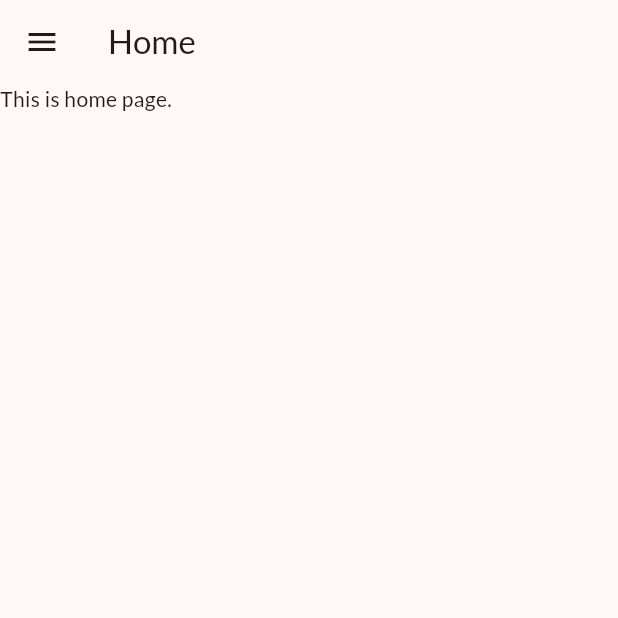
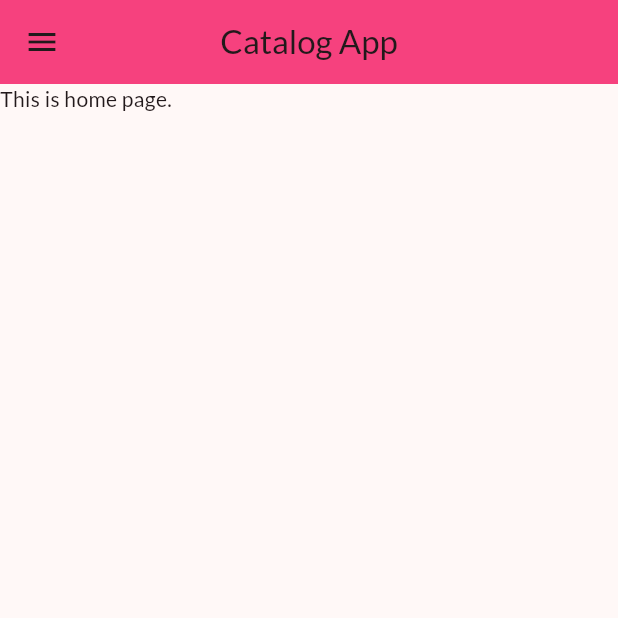
Before and after one commit to awais-yousaf75/flutter_30days, a Flutter app: the screen it shows after launch, on a phone screen of 412 x 824 dp, the top half of it. Run offline on Flutter 3.47's test engine with Material 3 defaults, Android fonts, the phone set to English and light mode, and no system bars; our stand-ins replace google_fonts.

Commit message:
themes extracted

```diff
--- a/lib/main.dart
+++ b/lib/main.dart
@@ -2,6 +2,7 @@ import 'package:flutter/material.dart';
 import 'package:flutter_30days/pages/home_page.dart';
 import 'package:flutter_30days/pages/login_page.dart';
 import 'package:flutter_30days/utils/routes.dart';
+import 'package:flutter_30days/widgets/theme.dart';
 import 'package:google_fonts/google_fonts.dart';
 
 void main() {
@@ -16,11 +17,8 @@ class MyApp extends StatelessWidget {
     return MaterialApp(
       title: 'Flutter Demo',
       themeMode: ThemeMode.light,
-      theme: ThemeData(
-        colorScheme: ColorScheme.fromSeed(seedColor: Colors.pinkAccent),
-        useMaterial3: true,
-        fontFamily: GoogleFonts.lato().fontFamily,
-      ),
+      theme: MyTheme.lightTheme,
+      darkTheme: MyTheme.darkTheme,
       debugShowCheckedModeBanner: false,
       initialRoute: MyRoutes.homeRoute,
       routes: {
--- a/lib/pages/home_page.dart
+++ b/lib/pages/home_page.dart
@@ -7,7 +7,7 @@ class HomePage extends StatelessWidget {
   @override
   Widget build(BuildContext context) {
     return Scaffold(
-      appBar: AppBar(title: Text("Home")),
+      appBar: AppBar(title: Text("Catalog App")),
       body: Column(children: [Text("This is home page.")]),
       drawer: MyDrawer(),
     );
--- /dev/null
+++ b/lib/widgets/theme.dart
@@ -0,0 +1,16 @@
+import 'package:flutter/material.dart';
+import 'package:google_fonts/google_fonts.dart';
+
+class MyTheme {
+  static ThemeData lightTheme = ThemeData(
+    colorScheme: ColorScheme.fromSeed(seedColor: Colors.pinkAccent),
+    useMaterial3: true,
+    fontFamily: GoogleFonts.lato().fontFamily,
+    appBarTheme: AppBarTheme(
+      centerTitle: true,
+      backgroundColor: Colors.pinkAccent,
+      elevation: 3.0,
+    ),
+  );
+  static ThemeData darkTheme = ThemeData(brightness: .dark);
+}
```
